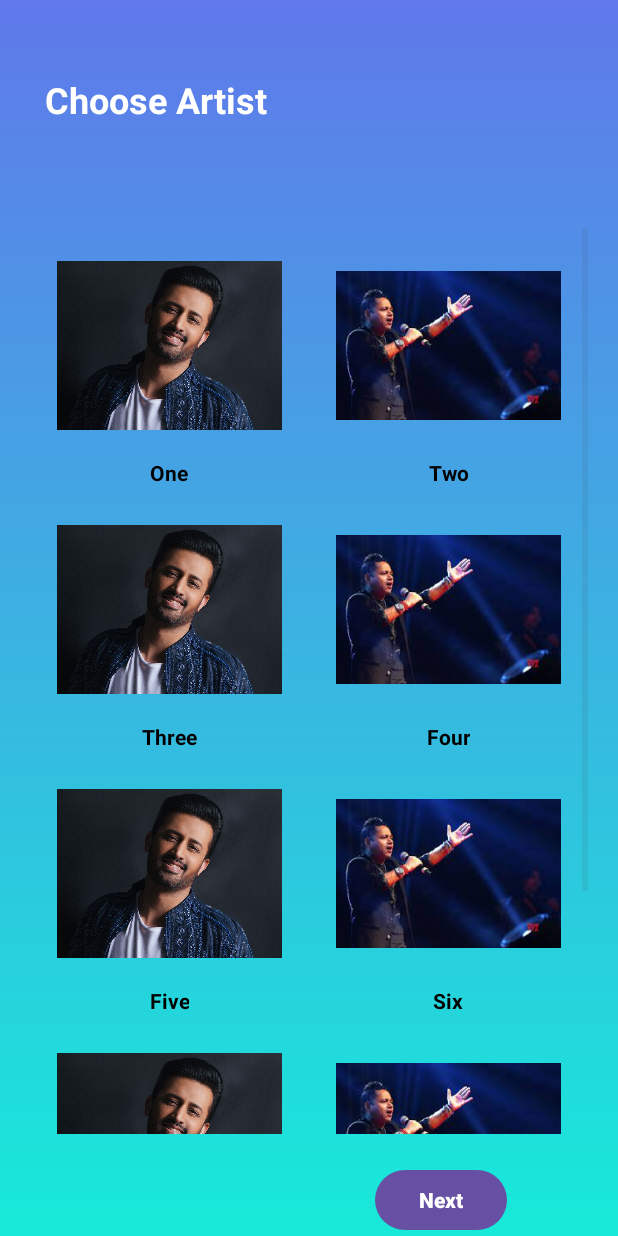
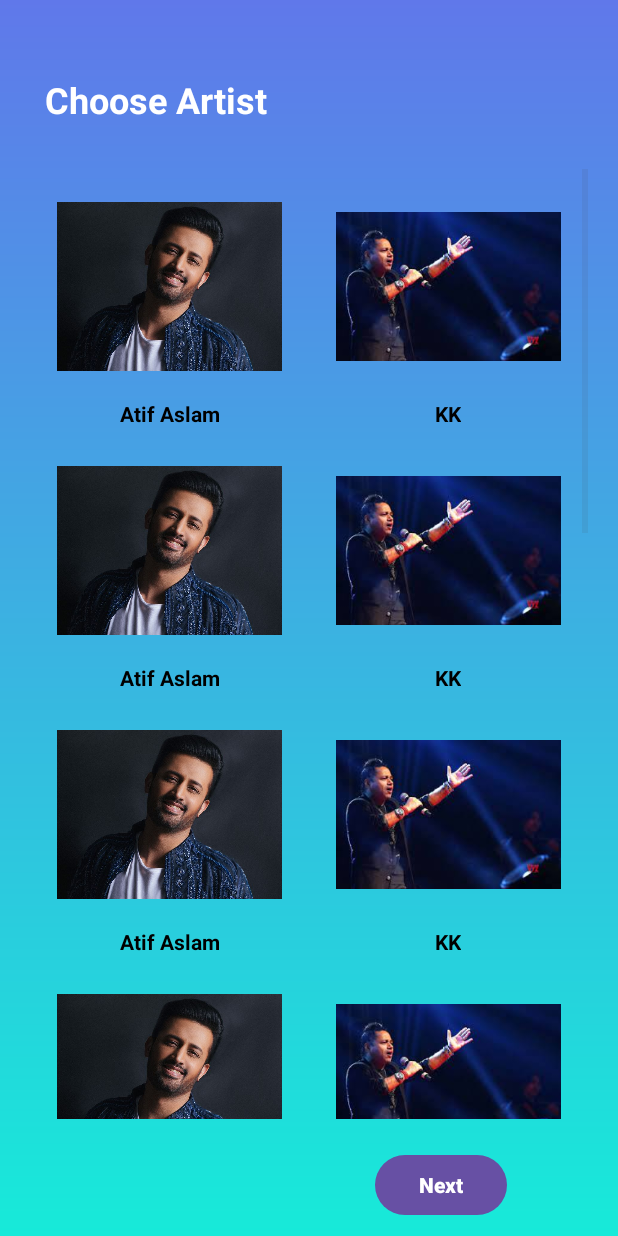
Before and after one commit to rutika005/Vibes, an Android app: the Chooseartist screen opened directly, with no data from a screen before it, on a phone screen of 412 x 824 dp. Run offline under Robolectric (Android 15) with nearby library versions, the phone set to English and light mode, and no system bars; Roboto replaces fonts that are not available here.

Commit message:
- Add Musictype.kt & activity_musictype.xml

```diff
--- a/app/src/main/AndroidManifest.xml
+++ b/app/src/main/AndroidManifest.xml
@@ -11,6 +11,9 @@
         android:supportsRtl="true"
         android:theme="@style/Theme.Vibes"
         tools:targetApi="31">
+        <activity
+            android:name=".Musictype"
+            android:exported="false" />
         <activity
             android:name=".Chooseartist"
             android:exported="false" />
--- a/app/src/main/java/com/example/vibes/Chooseartist.kt
+++ b/app/src/main/java/com/example/vibes/Chooseartist.kt
@@ -1,7 +1,9 @@
 package com.example.vibes
 
+import android.content.Intent
 import android.os.Bundle
 import android.widget.AdapterView
+import android.widget.Button
 import android.widget.GridView
 import android.widget.Toast
 import androidx.activity.enableEdgeToEdge
@@ -14,10 +16,21 @@ class Chooseartist : AppCompatActivity() {
 
     lateinit var gridView: GridView
     private var numberNames = arrayOf(
-        "One", "Two", "Three", "Four", "Five",
-        "Six", "Seven", "Eight", "Nine", "Ten"
+        "Atif Aslam", "KK", "Atif Aslam", "KK", "Atif Aslam",
+        "KK", "Atif Aslam", "KK", "Atif Aslam", "KK","Atif Aslam", "KK", "Atif Aslam", "KK", "Atif Aslam",
+        "KK", "Atif Aslam", "KK", "Atif Aslam", "KK"
     )
     private var numberImages = intArrayOf(
+        R.drawable.atif_aslam,
+        R.drawable.kk,
+        R.drawable.atif_aslam,
+        R.drawable.kk,
+        R.drawable.atif_aslam,
+        R.drawable.kk,
+        R.drawable.atif_aslam,
+        R.drawable.kk,
+        R.drawable.atif_aslam,
+        R.drawable.kk,
         R.drawable.atif_aslam,
         R.drawable.kk,
         R.drawable.atif_aslam,
@@ -52,5 +65,11 @@ class Chooseartist : AppCompatActivity() {
                 Toast.LENGTH_SHORT
             ).show()
         }
+
+        val btnartistnext = findViewById<Button>(R.id.btnartistnext)
+        btnartistnext.setOnClickListener{
+            val i = Intent(this,Musictype::class.java)
+            startActivity(i)
+        }
     }
 }
--- a/app/src/main/res/layout/activity_chooseartist.xml
+++ b/app/src/main/res/layout/activity_chooseartist.xml
@@ -26,26 +26,25 @@
 
         <LinearLayout
             android:layout_width="match_parent"
-            android:layout_height="0dp"
+            android:layout_height="match_parent"
             android:layout_weight="1">
-
             <GridView
                 android:id="@+id/gridView"
                 android:layout_width="match_parent"
                 android:layout_height="match_parent"
-                android:layout_marginTop="49dp"
+                android:layout_marginTop="10dp"
                 android:numColumns="2"
                 android:padding="20dp" />
-
         </LinearLayout>
 
         <Button
-            android:id="@+id/btnnext1"
+            android:id="@+id/btnartistnext"
             android:layout_width="wrap_content"
             android:layout_height="wrap_content"
             android:layout_marginLeft="250dp"
             android:text="Next"
-            android:textStyle="bold" />
+            android:textStyle="bold"
+            android:layout_marginBottom="10dp"/>
 
     </LinearLayout>
 </ScrollView>
--- a/app/src/main/res/values/colors.xml
+++ b/app/src/main/res/values/colors.xml
@@ -9,4 +9,6 @@
     <color name="circle3">#4A66BC</color>
     <color name="circle1">#53A0F9</color>
 
+
+
 </resources>
```
Also changed, not shown: app/src/main/java/com/example/vibes/Musictype.kt (added, +17 -0 lines), app/src/main/res/layout/activity_musictype.xml (added, +35 -0 lines).
